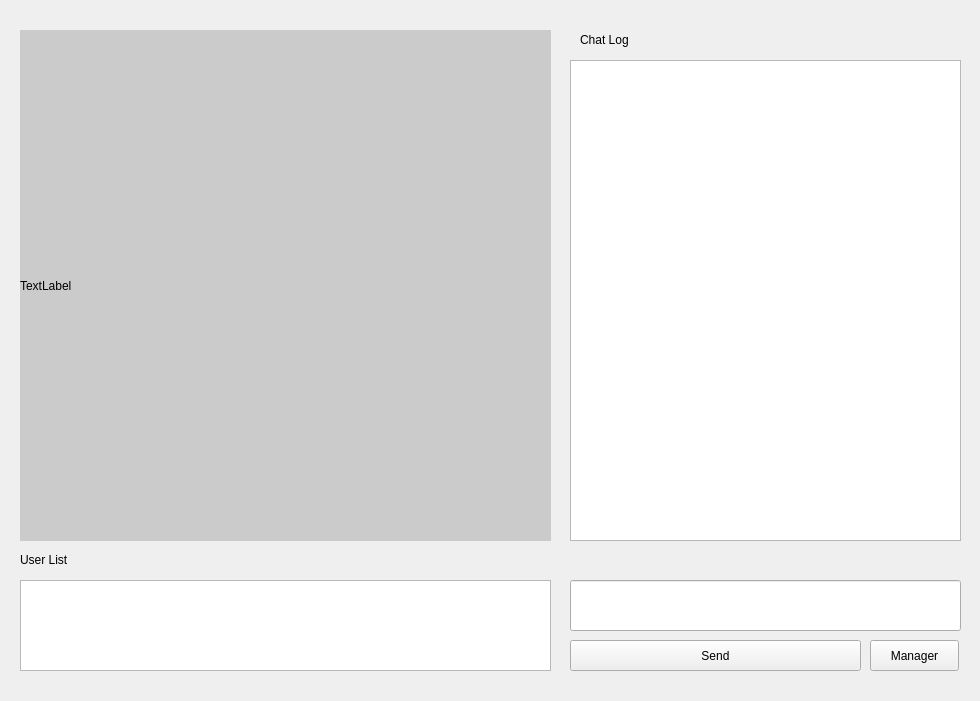
Old version of the form server/chatroom.ui in the repository heejin5484/Veda_Mini2.
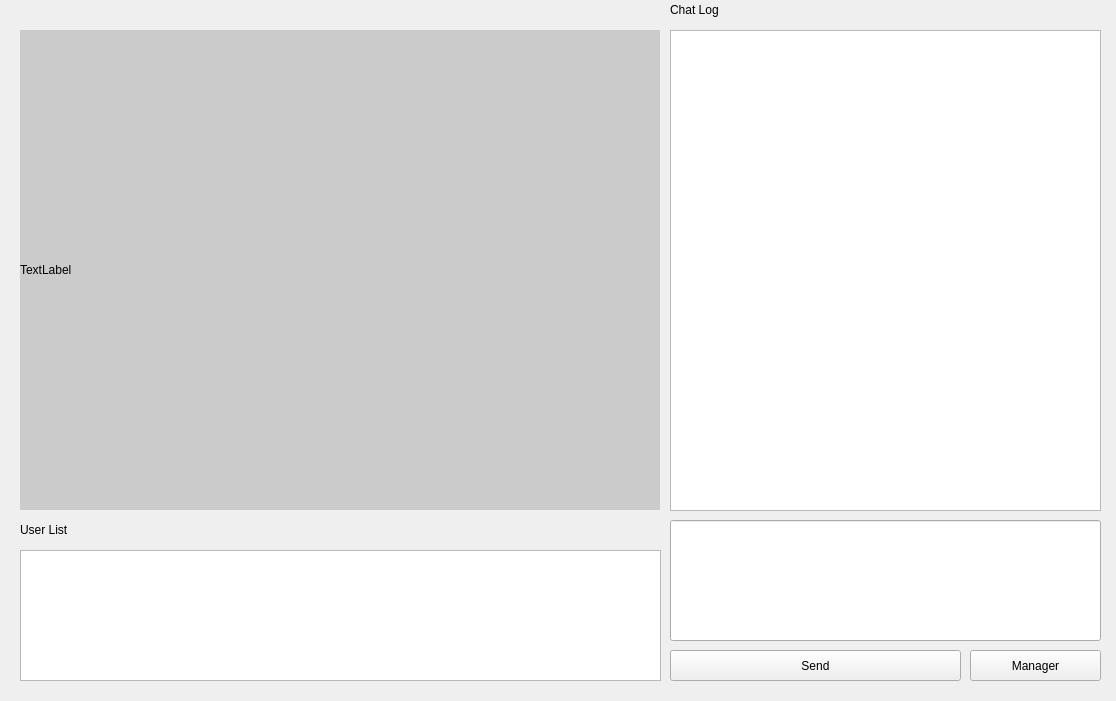
New version of the form.

```diff
--- a/server/chatroom.ui
+++ b/server/chatroom.ui
@@ -6,13 +6,13 @@
    <rect>
     <x>0</x>
     <y>0</y>
-    <width>980</width>
+    <width>1116</width>
     <height>701</height>
    </rect>
   </property>
   <property name="minimumSize">
    <size>
-    <width>980</width>
+    <width>1116</width>
     <height>701</height>
    </size>
   </property>
@@ -23,18 +23,18 @@
    <property name="geometry">
     <rect>
      <x>20</x>
-     <y>580</y>
-     <width>531</width>
-     <height>91</height>
+     <y>550</y>
+     <width>641</width>
+     <height>131</height>
     </rect>
    </property>
   </widget>
   <widget class="QTextEdit" name="textEdit">
    <property name="geometry">
     <rect>
-     <x>570</x>
-     <y>60</y>
-     <width>391</width>
+     <x>670</x>
+     <y>30</y>
+     <width>431</width>
      <height>481</height>
     </rect>
    </property>
@@ -42,18 +42,18 @@
   <widget class="QLineEdit" name="lineEdit">
    <property name="geometry">
     <rect>
-     <x>570</x>
-     <y>580</y>
-     <width>391</width>
-     <height>51</height>
+     <x>670</x>
+     <y>520</y>
+     <width>431</width>
+     <height>121</height>
     </rect>
    </property>
   </widget>
   <widget class="QPushButton" name="pushButton">
    <property name="geometry">
     <rect>
-     <x>570</x>
-     <y>640</y>
+     <x>670</x>
+     <y>650</y>
      <width>291</width>
      <height>31</height>
     </rect>
@@ -65,9 +65,9 @@
   <widget class="QPushButton" name="managerButton">
    <property name="geometry">
     <rect>
-     <x>870</x>
-     <y>640</y>
-     <width>89</width>
+     <x>970</x>
+     <y>650</y>
+     <width>131</width>
      <height>31</height>
     </rect>
    </property>
@@ -80,10 +80,16 @@
     <rect>
      <x>20</x>
      <y>30</y>
-     <width>531</width>
-     <height>511</height>
+     <width>640</width>
+     <height>480</height>
     </rect>
    </property>
+   <property name="minimumSize">
+    <size>
+     <width>640</width>
+     <height>480</height>
+    </size>
+   </property>
    <property name="styleSheet">
     <string notr="true">background-color: rgb(203, 203, 203);</string>
    </property>
@@ -95,7 +101,7 @@
    <property name="geometry">
     <rect>
      <x>20</x>
-     <y>550</y>
+     <y>520</y>
      <width>521</width>
      <height>20</height>
     </rect>
@@ -107,8 +113,8 @@
   <widget class="QLabel" name="label_3">
    <property name="geometry">
     <rect>
-     <x>580</x>
-     <y>30</y>
+     <x>670</x>
+     <y>0</y>
      <width>371</width>
      <height>20</height>
     </rect>
```
Left out of the diff: 2 changed lines with no effect on the pictures.
